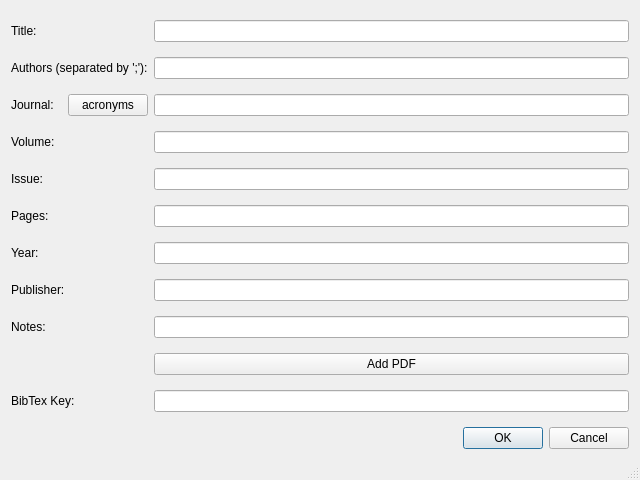
This is newpaper.ui in chemicalcraig/qpaper as Qt 5 draws it before an edit. The edited form follows.
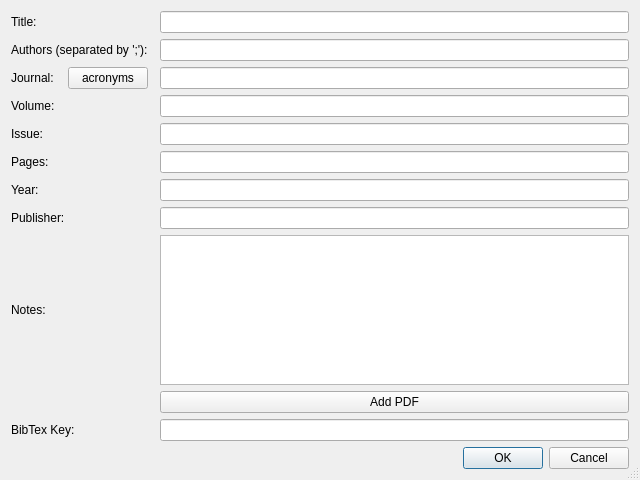
This is the edited form.

Diff of the .ui file:
```diff
--- a/newpaper.ui
+++ b/newpaper.ui
@@ -26,39 +26,38 @@
    <bool>true</bool>
   </property>
   <layout class="QGridLayout" name="gridLayout">
-   <item row="0" column="1">
+   <item row="0" column="2">
     <widget class="QLineEdit" name="lineEdit_title"/>
    </item>
-   <item row="1" column="0">
-    <widget class="QLabel" name="label_2">
-     <property name="text">
-      <string>Authors (separated by ';'):</string>
-     </property>
-    </widget>
+   <item row="6" column="2">
+    <widget class="QLineEdit" name="lineEdit_year"/>
    </item>
-   <item row="3" column="0">
-    <widget class="QLabel" name="label_4">
-     <property name="text">
-      <string>Volume:</string>
+   <item row="3" column="2">
+    <widget class="QLineEdit" name="lineEdit_volume"/>
+   </item>
+   <item row="10" column="2">
+    <widget class="QLineEdit" name="lineEdit_key"/>
+   </item>
+   <item row="11" column="0" colspan="3">
+    <widget class="QDialogButtonBox" name="buttonBox">
+     <property name="orientation">
+      <enum>Qt::Horizontal</enum>
      </property>
+     <property name="standardButtons">
+      <set>QDialogButtonBox::Cancel|QDialogButtonBox::Ok</set>
+     </property>
     </widget>
    </item>
-   <item row="2" column="1">
-    <widget class="QLineEdit" name="lineEdit_journal"/>
+   <item row="4" column="2">
+    <widget class="QLineEdit" name="lineEdit_issue"/>
    </item>
-   <item row="1" column="1">
-    <widget class="QLineEdit" name="lineEdit_authors"/>
-   </item>
-   <item row="4" column="0">
-    <widget class="QLabel" name="label_5">
+   <item row="8" column="0">
+    <widget class="QLabel" name="label_9">
      <property name="text">
-      <string>Issue:</string>
+      <string>Notes:</string>
      </property>
     </widget>
    </item>
-   <item row="5" column="1">
-    <widget class="QLineEdit" name="lineEdit_pages"/>
-   </item>
    <item row="0" column="0">
     <widget class="QLabel" name="label">
      <property name="text">
@@ -66,6 +65,23 @@
      </property>
     </widget>
    </item>
+   <item row="5" column="2">
+    <widget class="QLineEdit" name="lineEdit_pages"/>
+   </item>
+   <item row="4" column="0">
+    <widget class="QLabel" name="label_5">
+     <property name="text">
+      <string>Issue:</string>
+     </property>
+    </widget>
+   </item>
+   <item row="5" column="0">
+    <widget class="QLabel" name="label_6">
+     <property name="text">
+      <string>Pages:</string>
+     </property>
+    </widget>
+   </item>
    <item row="2" column="0">
     <layout class="QHBoxLayout" name="horizontalLayout">
      <item>
@@ -84,39 +100,6 @@
      </item>
     </layout>
    </item>
-   <item row="3" column="1">
-    <widget class="QLineEdit" name="lineEdit_volume"/>
-   </item>
-   <item row="4" column="1">
-    <widget class="QLineEdit" name="lineEdit_issue"/>
-   </item>
-   <item row="5" column="0">
-    <widget class="QLabel" name="label_6">
-     <property name="text">
-      <string>Pages:</string>
-     </property>
-    </widget>
-   </item>
-   <item row="6" column="0">
-    <widget class="QLabel" name="label_7">
-     <property name="text">
-      <string>Year:</string>
-     </property>
-    </widget>
-   </item>
-   <item row="6" column="1">
-    <widget class="QLineEdit" name="lineEdit_year"/>
-   </item>
-   <item row="7" column="1">
-    <widget class="QLineEdit" name="lineEdit_publisher"/>
-   </item>
-   <item row="8" column="0">
-    <widget class="QLabel" name="label_9">
-     <property name="text">
-      <string>Notes:</string>
-     </property>
-    </widget>
-   </item>
    <item row="7" column="0">
     <widget class="QLabel" name="label_8">
      <property name="text">
@@ -124,29 +107,23 @@
      </property>
     </widget>
    </item>
-   <item row="8" column="1">
-    <widget class="QLineEdit" name="lineEdit_keywords"/>
-   </item>
-   <item row="11" column="0" colspan="2">
-    <widget class="QDialogButtonBox" name="buttonBox">
-     <property name="orientation">
-      <enum>Qt::Horizontal</enum>
+   <item row="3" column="0">
+    <widget class="QLabel" name="label_4">
+     <property name="text">
+      <string>Volume:</string>
      </property>
-     <property name="standardButtons">
-      <set>QDialogButtonBox::Cancel|QDialogButtonBox::Ok</set>
-     </property>
     </widget>
    </item>
-   <item row="9" column="1">
-    <widget class="QPushButton" name="pushButton_addPdf">
+   <item row="1" column="2">
+    <widget class="QLineEdit" name="lineEdit_authors"/>
+   </item>
+   <item row="6" column="0">
+    <widget class="QLabel" name="label_7">
      <property name="text">
-      <string>Add PDF</string>
+      <string>Year:</string>
      </property>
     </widget>
    </item>
-   <item row="10" column="1">
-    <widget class="QLineEdit" name="lineEdit_key"/>
-   </item>
    <item row="10" column="0">
     <widget class="QLabel" name="label_10">
      <property name="text">
@@ -154,6 +131,29 @@
      </property>
     </widget>
    </item>
+   <item row="2" column="2">
+    <widget class="QLineEdit" name="lineEdit_journal"/>
+   </item>
+   <item row="7" column="2">
+    <widget class="QLineEdit" name="lineEdit_publisher"/>
+   </item>
+   <item row="9" column="2">
+    <widget class="QPushButton" name="pushButton_addPdf">
+     <property name="text">
+      <string>Add PDF</string>
+     </property>
+    </widget>
+   </item>
+   <item row="1" column="0">
+    <widget class="QLabel" name="label_2">
+     <property name="text">
+      <string>Authors (separated by ';'):</string>
+     </property>
+    </widget>
+   </item>
+   <item row="8" column="2">
+    <widget class="QPlainTextEdit" name="plainTextEdit_notes"/>
+   </item>
   </layout>
  </widget>
  <tabstops>
```
Left out of the diff: 1 changed line with no effect on the pictures.
